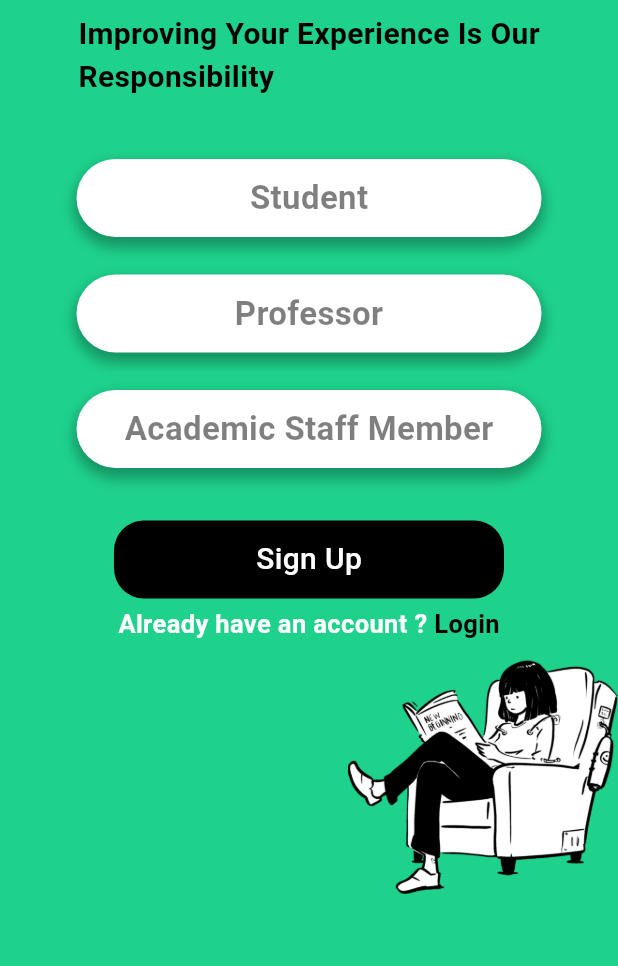
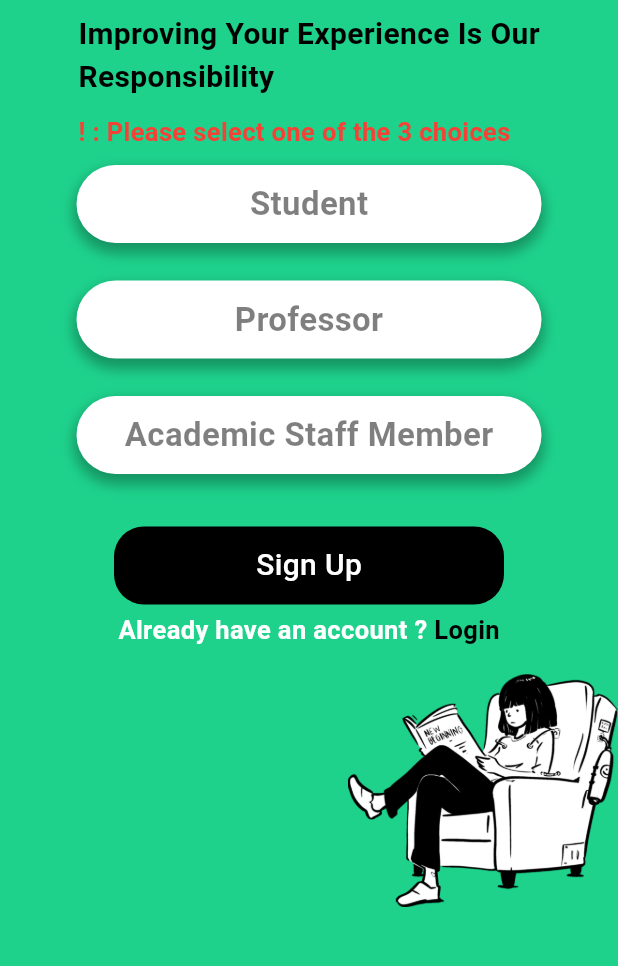
Before and after one commit to Louay-Barraq/SmartDaigaku, a Flutter app: the screen it shows after launch, after a tap on "Login", on a phone screen of 412 x 824 dp, the part 183-1149 px from its top. Run offline on Flutter 3.47's test engine with Material 3 defaults, Android fonts, the phone set to English and light mode, and no system bars; our stand-ins replace firebase_core; accounts and stored records are empty; generated files the repository leaves out were written again.

```diff
--- a/lib/components/choice_box.dart
+++ b/lib/components/choice_box.dart
@@ -2,8 +2,9 @@ import 'package:flutter/material.dart';
 
 class ChoiceBox extends StatelessWidget {
   final String mainText;
+  final bool selected;
 
-  const ChoiceBox({super.key, required this.mainText});
+  const ChoiceBox({super.key, required this.mainText, this.selected = false});
 
   @override
   Widget build(BuildContext context) {
@@ -11,6 +12,10 @@ class ChoiceBox extends StatelessWidget {
       decoration: BoxDecoration(
         borderRadius: BorderRadius.circular(50.0),
         color: Colors.white,
+        border: Border.all(
+          color: selected ? Colors.blue : Colors.transparent,
+          width: 2.0,
+        ),
         boxShadow: [
           BoxShadow(
             color: Colors.black.withOpacity(0.3), // Shadow color with opacity
@@ -26,7 +31,7 @@ class ChoiceBox extends StatelessWidget {
         child: Text(
           mainText,
           style: TextStyle(
-            color: Color.fromRGBO(0, 0, 0, 0.5),
+            color: selected ? Colors.blue : Color.fromRGBO(0, 0, 0, 0.5),
             fontSize: 22,
             fontWeight: FontWeight.w700,
           ),
--- a/lib/main.dart
+++ b/lib/main.dart
@@ -1,13 +1,17 @@
 // ignore_for_file: prefer_const_constructors, prefer_const_literals_to_create_immutables, unused_import, duplicate_ignore
-
-// ignore_for_file: prefer_const_constructors
 
 import 'package:flutter/material.dart';
 import 'package:smart_daigoku/pages/initial_page.dart';
 import 'package:smart_daigoku/pages/login_page.dart';
 import 'package:smart_daigoku/pages/signup_page.dart';
+import 'package:firebase_core/firebase_core.dart';
+import 'firebase_options.dart';
 
-void main() {
+void main() async {
+  WidgetsFlutterBinding.ensureInitialized();
+  await Firebase.initializeApp(
+    options: DefaultFirebaseOptions.currentPlatform,
+  );
   runApp(MyApp());
 }
 
--- a/lib/pages/initial_page.dart
+++ b/lib/pages/initial_page.dart
@@ -1,7 +1,6 @@
-// ignore_for_file: prefer_const_literals_to_create_immutables, avoid_unnecessary_containers
-
 import 'package:flutter/material.dart';
 import 'package:smart_daigoku/components/choice_box.dart';
+import 'package:smart_daigoku/pages/signup_page.dart';
 
 class InitialPage extends StatefulWidget {
   const InitialPage({super.key});
@@ -11,8 +10,28 @@ class InitialPage extends StatefulWidget {
 }
 
 class _InitialPageState extends State<InitialPage> {
+  String userType = "";
+  String warningMessage = "";
+
+  void displayWarning() {
+    setState(() {
+      warningMessage = "! : Please select one of the 3 choices";
+    });
+  }
+
+  void removeWarning() {
+    setState(() {
+      warningMessage = "";
+    });
+  }
+
   @override
   Widget build(BuildContext context) {
+    double screenHeight = MediaQuery.of(context).size.height;
+    double screenWidth = MediaQuery.of(context).size.width;
+    double imageHeight = 180;
+    double imageWidth = 180;
+
     return Scaffold(
       backgroundColor: Color.fromARGB(255, 30, 210, 140),
       body: SafeArea(
@@ -42,21 +61,76 @@ class _InitialPageState extends State<InitialPage> {
                         fontSize: 20,
                       ),
                     ),
-                    SizedBox(height: 40),
+                    SizedBox(height: 10),
+                    Text(
+                      warningMessage,
+                      style: TextStyle(
+                        color: Colors.red,
+                        fontSize: 17,
+                        fontWeight: FontWeight.w700,
+                      ),
+                    ),
+                    SizedBox(
+                      height: 10,
+                    )
                   ],
                 ),
                 Center(
                   child: Column(
                     children: [
-                      ChoiceBox(mainText: "Student"),
+                      GestureDetector(
+                        onTap: () {
+                          setState(() {
+                            userType = "Student";
+                            removeWarning();
+                          });
+                        },
+                        child: ChoiceBox(
+                          mainText: "Student",
+                          selected: userType == "Student",
+                        ),
+                      ),
                       SizedBox(height: 25),
-                      ChoiceBox(mainText: "Professor"),
+                      GestureDetector(
+                        onTap: () {
+                          setState(() {
+                            userType = "Professor";
+                            removeWarning();
+                          });
+                        },
+                        child: ChoiceBox(
+                          mainText: "Professor",
+                          selected: userType == "Professor",
+                        ),
+                      ),
                       SizedBox(height: 25),
-                      ChoiceBox(mainText: "Academic Staff Member"),
+                      GestureDetector(
+                        onTap: () {
+                          setState(() {
+                            userType = "Academic Staff Member";
+                            removeWarning();
+                          });
+                        },
+                        child: ChoiceBox(
+                          mainText: "Academic Staff Member",
+                          selected: userType == "Academic Staff Member",
+                        ),
+                      ),
                       SizedBox(height: 35),
                       GestureDetector(
                         onTap: () {
-                          Navigator.pushNamed(context, '/signUp');
+                          if (userType.isNotEmpty) {
+                            Navigator.push(
+                              context,
+                              MaterialPageRoute(
+                                builder: (context) => SignUpPage(
+                                  onTapFunction: () {},
+                                ),
+                              ),
+                            );
+                          } else {
+                            displayWarning();
+                          }
                         },
                         child: Container(
                           decoration: BoxDecoration(
@@ -92,7 +166,11 @@ class _InitialPageState extends State<InitialPage> {
                             ),
                             GestureDetector(
                               onTap: () {
-                                Navigator.pushNamed(context, '/login');
+                                if (userType.isNotEmpty) {
+                                  Navigator.pushNamed(context, '/login');
+                                } else {
+                                  displayWarning();
+                                }
                               },
                               child: Text(
                                 "Login",
@@ -106,17 +184,16 @@ class _InitialPageState extends State<InitialPage> {
                           ],
                         ),
                       ),
-                      Positioned(
-                        child: Align(
-                          alignment: Alignment.bottomRight,
-                          child: Image.asset(
-                            "assets/images/new_beginnings.png",
-                            width: 180,
-                            height: 180,
-                          ),
-                        ),
-                      ),
                     ],
+                  ),
+                ),
+                SizedBox(height: 5),
+                Align(
+                  alignment: Alignment.bottomRight,
+                  child: Image.asset(
+                    "assets/images/new_beginnings.png",
+                    width: 180,
+                    height: 180,
                   ),
                 ),
               ],
```
Also changed, not shown: lib/pages/login_page.dart (+11 -4 lines), lib/pages/signup_page.dart (+20 -21 lines), 1 other file.
